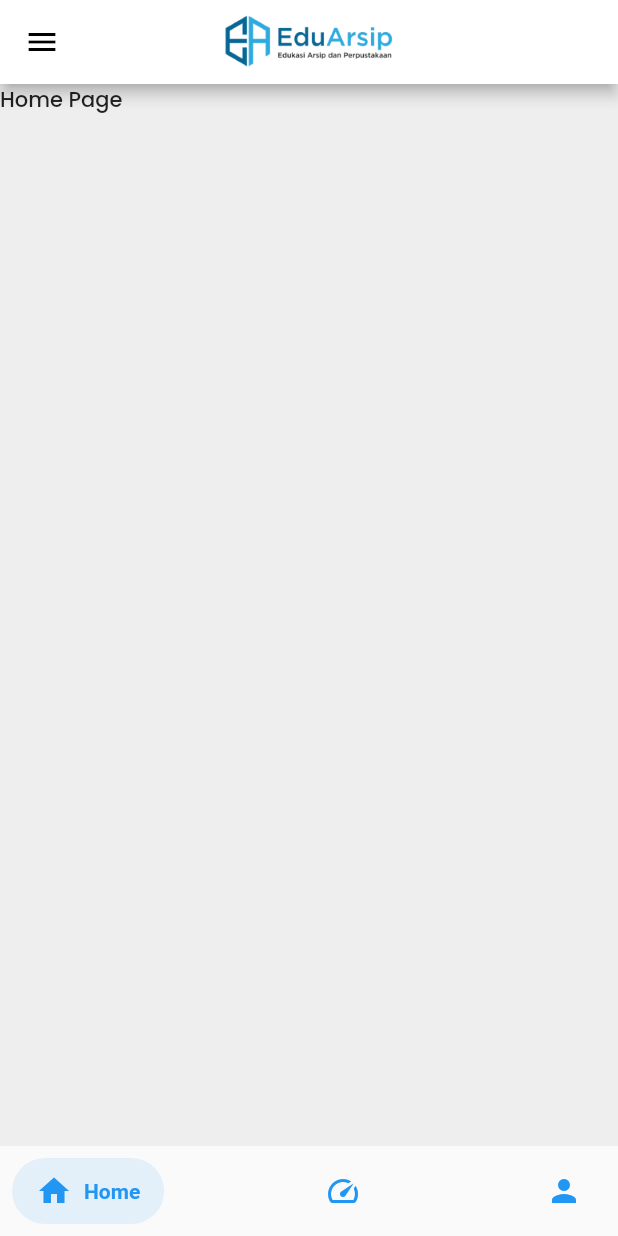
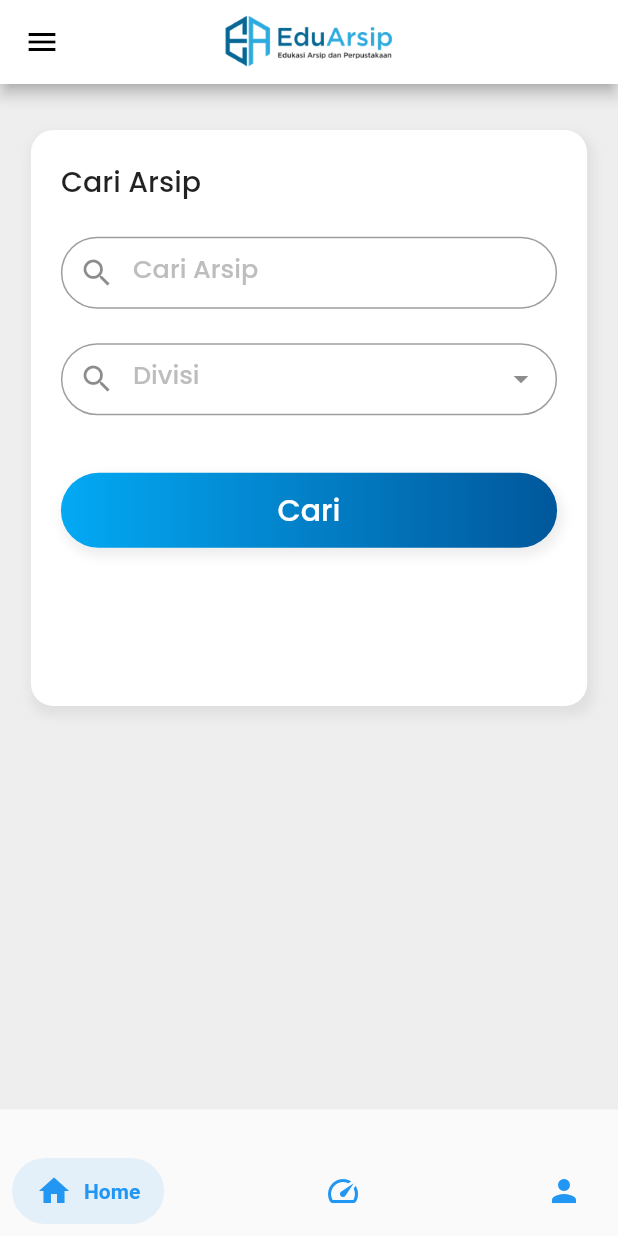
Before and after one commit to ridargustia/eduarsip, a Flutter app: the SlideDrawer screen opened by its route, on a phone screen of 412 x 824 dp. Run offline on Flutter 3.47's test engine with Material 2 defaults, Android fonts, the light colour scheme and no system bars; drawn by our look-alikes of dropdown_search, salomon_bottom_bar; our stand-ins replace card_swiper; missing offline and left inert: flutter_slide_drawer.

Commit message:
Membuat halaman home dengan tampilan search engine Arsip

```diff
--- a/lib/screens/dashboardScreen.dart
+++ b/lib/screens/dashboardScreen.dart
@@ -2,7 +2,7 @@ import '../widgets/dashboardScreen/thumbMenu.dart';
 
 import '../providers/BodyHeight.dart';
 import 'package:flutter/material.dart';
-import 'package:carousel_slider/carousel_slider.dart';
+// import 'package:carousel_slider/carousel_slider.dart';
 import 'package:card_swiper/card_swiper.dart';
 import 'package:provider/provider.dart';
 import '../dummyData.dart' as dummy;
--- a/lib/screens/homeScreen.dart
+++ b/lib/screens/homeScreen.dart
@@ -1,15 +1,155 @@
+import 'package:eduarsip/providers/BodyHeight.dart';
 import 'package:flutter/material.dart';
+import 'package:provider/provider.dart';
+import 'package:dropdown_search/dropdown_search.dart';
 
 class HomeScreen extends StatelessWidget {
   // const HomeScreen({ Key? key }) : super(key: key);
 
   @override
   Widget build(BuildContext context) {
-    return Container(
-      height: MediaQuery.of(context).size.height,
-      width: MediaQuery.of(context).size.width,
-      color: Colors.grey.shade200,
-      child: Text("Home Page"),
+    final bodyHeight = Provider.of<BodyHeight>(context, listen: false);
+
+    return SingleChildScrollView(
+      scrollDirection: Axis.vertical,
+      child: Container(
+        height: bodyHeight.height! * 0.89,
+        width: MediaQuery.of(context).size.width,
+        color: Colors.grey.shade200,
+        child: Column(
+          children: [
+            SizedBox(
+              height: bodyHeight.height! * 0.04,
+            ),
+            Container(
+              padding: EdgeInsets.symmetric(horizontal: 20, vertical: 20),
+              width: MediaQuery.of(context).size.width * 0.9,
+              height: bodyHeight.height! * 0.5,
+              // color: Colors.grey.shade400,
+              decoration: BoxDecoration(
+                boxShadow: [
+                  BoxShadow(
+                    color: Colors.grey.shade300,
+                    offset: Offset(2, 4),
+                    blurRadius: 5,
+                    spreadRadius: 2,
+                  )
+                ],
+                color: Colors.white,
+                borderRadius: BorderRadius.all(
+                  Radius.circular(15),
+                ),
+              ),
+              child: Column(
+                mainAxisAlignment: MainAxisAlignment.start,
+                crossAxisAlignment: CrossAxisAlignment.start,
+                children: [
+                  Text(
+                    "Cari Arsip",
+                    style: TextStyle(
+                      fontSize: 19,
+                    ),
+                  ),
+                  SizedBox(
+                    height: bodyHeight.height! * 0.03,
+                  ),
+                  TextField(
+                    // cursorHeight: 20,
+                    // style: TextStyle(height: 1),
+                    decoration: InputDecoration(
+                      labelText: "Cari Arsip",
+                      labelStyle: TextStyle(
+                        color: Colors.grey.shade400,
+                        fontSize: 17,
+                      ),
+                      hintStyle: TextStyle(
+                        fontSize: 15,
+                        color: Colors.grey.shade400,
+                      ),
+                      hintText: "Masukkan kata kunci",
+                      border: OutlineInputBorder(
+                        borderRadius: BorderRadius.circular(30),
+                      ),
+                      prefixIcon: Icon(Icons.search),
+                      contentPadding:
+                          EdgeInsets.symmetric(horizontal: 20, vertical: 1),
+                    ),
+                  ),
+                  SizedBox(
+                    height: bodyHeight.height! * 0.03,
+                  ),
+                  DropdownSearch<String>(
+                    mode: Mode.MENU,
+                    showSelectedItems: true,
+                    items: ["Manager", "Eksternal", "Internal", 'IT'],
+                    dropdownSearchDecoration: InputDecoration(
+                      prefixIcon: Icon(Icons.search),
+                      border: OutlineInputBorder(
+                        borderRadius: BorderRadius.circular(30),
+                      ),
+                      contentPadding: EdgeInsets.symmetric(
+                        horizontal: 20,
+                        vertical: 2,
+                      ),
+                      labelText: "Divisi",
+                      labelStyle: TextStyle(
+                        color: Colors.grey.shade400,
+                        fontSize: 17,
+                      ),
+                      hintStyle: TextStyle(
+                        fontSize: 15,
+                        color: Colors.grey.shade400,
+                      ),
+                      hintText: "Pilih divisi",
+                    ),
+                    onChanged: print,
+                    showClearButton: true,
+                    // selectedItem: "Brazil",
+                  ),
+                  SizedBox(
+                    height: bodyHeight.height! * 0.05,
+                  ),
+                  InkWell(
+                    child: Container(
+                      // height: bodyHeight * 0.1,
+                      // width: MediaQuery.of(context).size.width * 0.9,
+                      padding: EdgeInsets.symmetric(vertical: 10),
+                      alignment: Alignment.center,
+                      decoration: BoxDecoration(
+                        borderRadius: BorderRadius.all(Radius.circular(30)),
+                        boxShadow: [
+                          BoxShadow(
+                            color: Colors.grey.shade200,
+                            offset: Offset(2, 4),
+                            blurRadius: 5,
+                            spreadRadius: 2,
+                          )
+                        ],
+                        gradient: LinearGradient(
+                          begin: Alignment.centerLeft,
+                          end: Alignment.centerRight,
+                          colors: [
+                            Color(0xff03a9f4),
+                            Color(0xff01579b),
+                          ],
+                        ),
+                      ),
+                      child: Text(
+                        'Cari',
+                        style: TextStyle(
+                          fontSize: 20,
+                          color: Colors.white,
+                        ),
+                      ),
+                    ),
+                    onTap: () {},
+                  ),
+                ],
+              ),
+            ),
+          ],
+        ),
+      ),
     );
   }
 }
--- a/pubspec.yaml
+++ b/pubspec.yaml
@@ -28,6 +28,7 @@ dependencies:
   provider: ^5.0.0
   carousel_slider: ^4.0.0
   card_swiper: ^1.0.4
+  dropdown_search: ^2.0.1
 
 
   # The following adds the Cupertino Icons font to your application.
```
Also changed, not shown: pubspec.lock.
